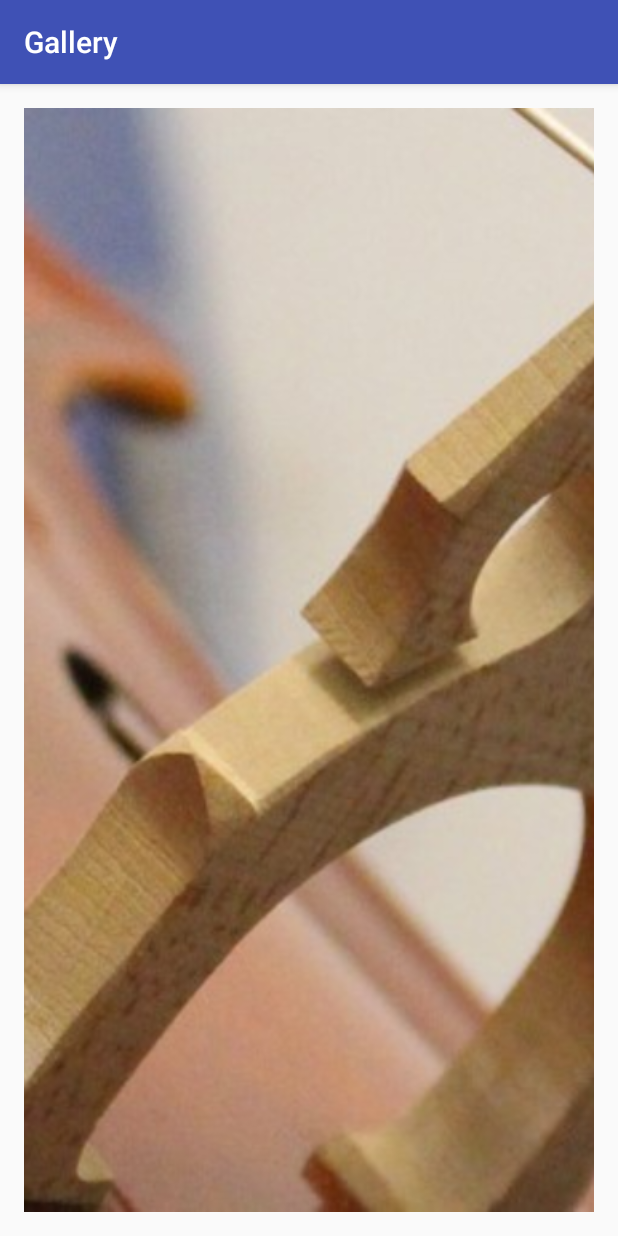
After one commit to manishbit97/MyApp, an Android app: the Gallery screen opened directly, with no data from a screen before it, on a phone screen of 412 x 824 dp. The commit adds this screen. Run offline under Robolectric (Android 15) with nearby library versions, the phone set to English and light mode, and no system bars.

Commit message:
GalleryUpdated
Simple slider for Gallery Added

```diff
--- a/app/build.gradle
+++ b/app/build.gradle
@@ -32,5 +32,7 @@ dependencies {
     compile 'com.android.support:support-v4:23.4.0'
     compile 'com.squareup.picasso:picasso:2.3.2'
     compile 'com.nineoldandroids:library:2.4.0'
+
     compile 'com.daimajia.slider:library:1.1.5@aar'
+    compile 'com.cleveroad:splittransformation:0.9.0'
 }
--- a/app/src/main/AndroidManifest.xml
+++ b/app/src/main/AndroidManifest.xml
@@ -1,9 +1,11 @@
 <?xml version="1.0" encoding="utf-8"?>
 <manifest xmlns:android="http://schemas.android.com/apk/res/android"
     package="com.example.manis.myapp">
-<uses-permission android:name="android.permission.INTERNET"/>
+
+    <uses-permission android:name="android.permission.INTERNET" />
     <uses-permission android:name="android.permission.READ_EXTERNAL_STORAGE" />
-    <uses-permission android:name="android.permission.ACCESS_NETWORK_STATE"/>
+    <uses-permission android:name="android.permission.ACCESS_NETWORK_STATE" />
+
     <application
         android:allowBackup="true"
         android:icon="@mipmap/ic_launcher"
@@ -16,14 +18,20 @@
             android:theme="@style/AppTheme.NoActionBar">
             <intent-filter>
                 <action android:name="android.intent.action.MAIN" />
+
                 <category android:name="android.intent.category.LAUNCHER" />
             </intent-filter>
         </activity>
-        <activity android:name=".Developer" /><!-- ATTENTION: This was auto-generated to add Google Play services to your project for
-     App Indexing.  See https://g.co/AppIndexing/AndroidStudio for more information. -->
+        <activity android:name=".Developer" />
+        <!--
+ ATTENTION: This was auto-generated to add Google Play services to your project for
+     App Indexing.  See https://g.co/AppIndexing/AndroidStudio for more information.
+        -->
         <meta-data
             android:name="com.google.android.gms.version"
             android:value="@integer/google_play_services_version" />
+
+        <activity android:name=".Gallery"></activity>
     </application>
 
 </manifest>
--- /dev/null
+++ b/app/src/main/java/com/example/manis/myapp/AndroidImageAdapter.java
@@ -0,0 +1,48 @@
+package com.example.manis.myapp;
+
+import android.content.Context;
+import android.support.v4.view.PagerAdapter;
+import android.support.v4.view.ViewPager;
+import android.view.View;
+import android.view.ViewGroup;
+import android.widget.ImageView;
+
+/**
+ * Created by manis on 24-Jun-17.
+ */
+public class AndroidImageAdapter extends PagerAdapter {
+    Context mContext;
+
+    AndroidImageAdapter(Context context) {
+        this.mContext = context;
+    }
+
+    @Override
+    public int getCount() {
+        return sliderImagesId.length;
+    }
+
+    private int[] sliderImagesId = new int[]{
+            R.drawable.image1, R.drawable.image2, R.drawable.cat,
+
+    };
+
+    @Override
+    public boolean isViewFromObject(View v, Object obj) {
+        return v == ((ImageView) obj);
+    }
+
+    @Override
+    public Object instantiateItem(ViewGroup container, int i) {
+        ImageView mImageView = new ImageView(mContext);
+        mImageView.setScaleType(ImageView.ScaleType.CENTER_CROP);
+        mImageView.setImageResource(sliderImagesId[i]);
+        ((ViewPager) container).addView(mImageView, 0);
+        return mImageView;
+    }
+
+    @Override
+    public void destroyItem(ViewGroup container, int i, Object obj) {
+        ((ViewPager) container).removeView((ImageView) obj);
+    }
+}
--- /dev/null
+++ b/app/src/main/java/com/example/manis/myapp/Gallery.java
@@ -0,0 +1,18 @@
+package com.example.manis.myapp;
+
+import android.support.v4.view.ViewPager;
+import android.support.v7.app.AppCompatActivity;
+import android.os.Bundle;
+
+public class Gallery extends AppCompatActivity {
+
+    @Override
+    protected void onCreate(Bundle savedInstanceState) {
+        super.onCreate(savedInstanceState);
+        setContentView(R.layout.activity_gallery2);
+        getSupportActionBar().setTitle("Gallery");
+        ViewPager mViewPager = (ViewPager) findViewById(R.id.viewPageAndroid);
+        AndroidImageAdapter adapterView = new AndroidImageAdapter(this);
+        mViewPager.setAdapter(adapterView);
+    }
+}
--- a/app/src/main/java/com/example/manis/myapp/MainActivity.java
+++ b/app/src/main/java/com/example/manis/myapp/MainActivity.java
@@ -101,6 +101,8 @@ public class MainActivity extends AppCompatActivity
         } else if (id == R.id.nav_web) {
 
         } else if (id == R.id.nav_photo) {
+            Intent i = new Intent(MainActivity.this, Gallery.class);
+            startActivity(i);
 
         } else if (id == R.id.nav_results) {
 
--- /dev/null
+++ b/app/src/main/res/layout/activity_gallery2.xml
@@ -0,0 +1,16 @@
+<?xml version="1.0" encoding="utf-8"?>
+<RelativeLayout xmlns:android="http://schemas.android.com/apk/res/android"
+    xmlns:tools="http://schemas.android.com/tools"
+    android:layout_width="match_parent"
+    android:layout_height="match_parent"
+    android:paddingBottom="@dimen/activity_vertical_margin"
+    android:paddingLeft="@dimen/activity_horizontal_margin"
+    android:paddingRight="@dimen/activity_horizontal_margin"
+    android:paddingTop="@dimen/activity_vertical_margin"
+    tools:context="com.example.manis.myapp.Gallery">
+    <android.support.v4.view.ViewPager
+        android:id="@+id/viewPageAndroid"
+        android:layout_width="match_parent"
+        android:layout_height="match_parent" />
+
+</RelativeLayout>
```
Also changed, not shown: app/src/main/res/drawable-v21/bigbang.jpg (deleted), app/src/main/res/drawable-v21/cat.jpg (added), app/src/main/res/drawable-v21/game_of_thrones.jpg (deleted), app/src/main/res/drawable-v21/hannibal.jpg (deleted), app/src/main/res/drawable-v21/house.jpg (deleted), app/src/main/res/drawable-v21/image1.jpg (added), app/src/main/res/drawable-v21/image2.jpg (added).
